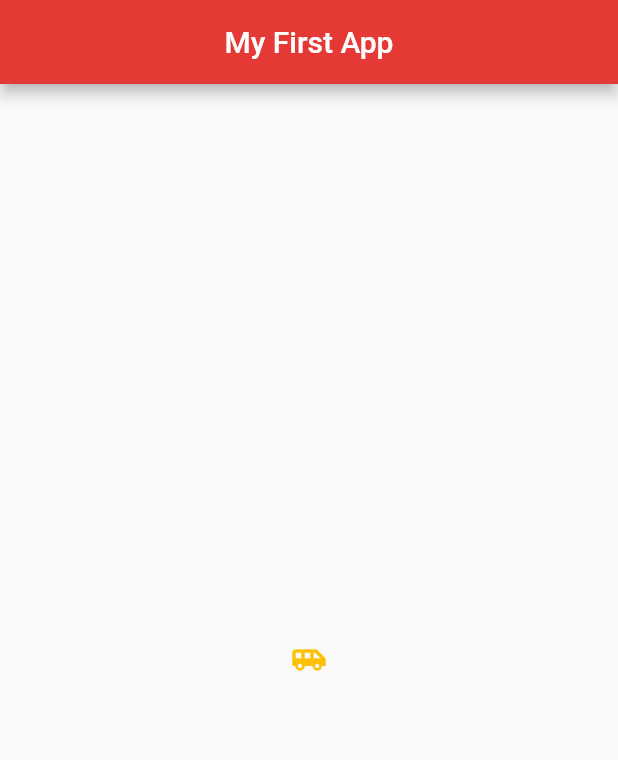
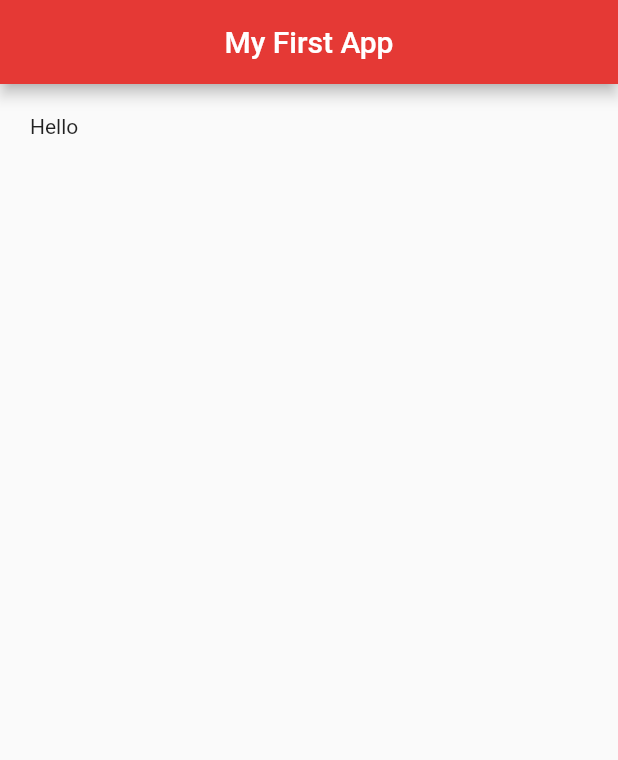
Before and after one commit to Tijil2111/First_Flutter_Project, a Flutter app: the screen it shows after launch, on a phone screen of 412 x 824 dp. Shown: the top 760 px of the screen. Run offline on Flutter 3.47's test engine with Material 2 defaults, Android fonts, the phone set to English and light mode, and no system bars.

Commit message:
Learnt applying Margins and Padding

```diff
--- a/lib/main.dart
+++ b/lib/main.dart
@@ -14,14 +14,9 @@ class Home extends StatelessWidget {
         centerTitle: true,
         backgroundColor: Colors.red[600],
       ),
-      body: Center(
-          child: IconButton(
-            onPressed: (){
-              print('You clicked me');
-            },
-            icon: Icon(Icons.airport_shuttle),
-            color: Colors.amber,
-          )
+      body: Padding(
+        padding: EdgeInsets.all(20.0),
+        child: Text('Hello'),
       ),
       floatingActionButton: FloatingActionButton(
         onPressed: () {},
```
